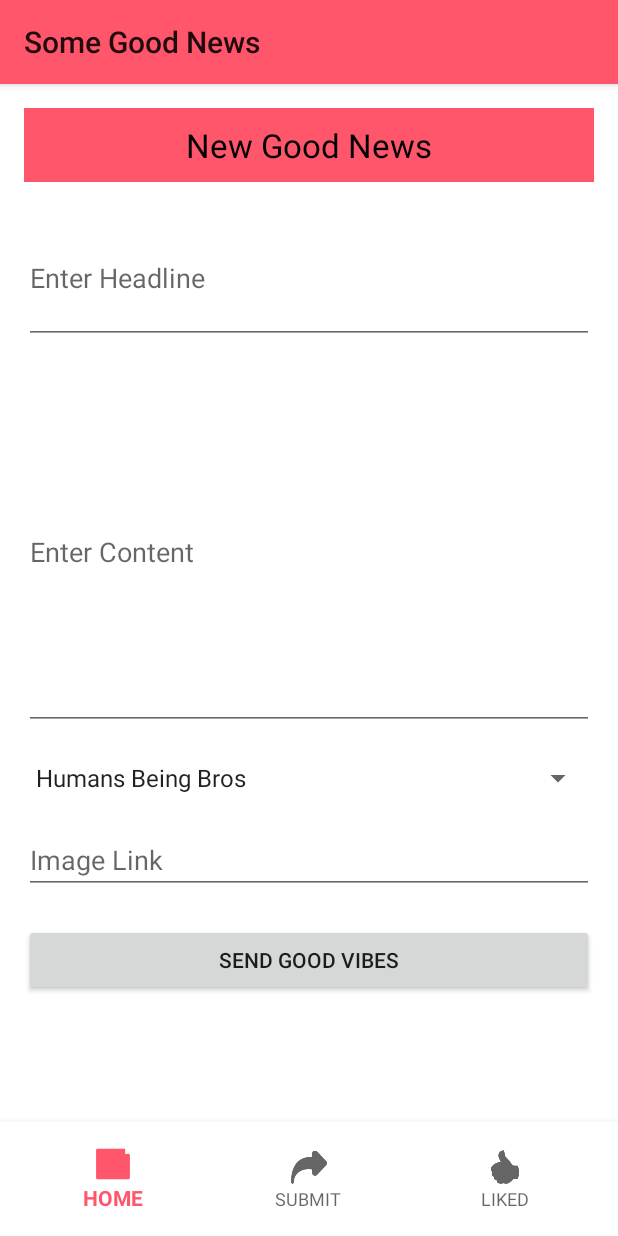
After one commit to rajoshich/SomeGoodNews, an Android app: the fragment SubmitNewsFragment placed in its activity, on a phone screen of 412 x 824 dp. The commit adds this screen. Run offline under Robolectric (Android 15) with nearby library versions, the phone set to English and light mode, and no system bars; our stand-ins replace Firebase (no records; nobody signed in at launch, a user with empty details on screens opened directly), Picasso; libraries missing offline, so code that uses them is left out: com.firebase.ui; pictures from the network do not load; 2 statements that could not run were skipped.

Commit message:
submitting news works

```diff
--- a/app/src/main/java/com/example/somegoodnews/Fragments/CategoryFragment.kt
+++ b/app/src/main/java/com/example/somegoodnews/Fragments/CategoryFragment.kt
@@ -53,7 +53,7 @@ class CategoryFragment : Fragment() {
         category3.setOnClickListener {
             val fragment = CategoryListFragment()
             val args = Bundle()
-            args.putString("CATEGORY", "Covid-19")
+            args.putString("CATEGORY", "COVID-19")
             fragment.arguments = args
 
             val fragmentManager: FragmentManager = activity!!.supportFragmentManager
--- /dev/null
+++ b/app/src/main/java/com/example/somegoodnews/Fragments/SubmitNewsFragment.kt
@@ -0,0 +1,64 @@
+package com.example.somegoodnews.Fragments
+
+import android.os.Build
+import android.os.Bundle
+import androidx.fragment.app.Fragment
+import android.view.LayoutInflater
+import android.view.View
+import android.view.ViewGroup
+import android.widget.Toast
+import androidx.annotation.RequiresApi
+import com.example.somegoodnews.Managers.NewsArticle
+
+import com.example.somegoodnews.R
+import com.example.somegoodnews.SGNApp
+import com.google.firebase.database.ktx.database
+import kotlinx.android.synthetic.main.activity_main.*
+import kotlinx.android.synthetic.main.fragment_submit_news.*
+import java.time.LocalDate
+import java.time.LocalDateTime
+
+class SubmitNewsFragment : Fragment() {
+
+    override fun onCreateView(
+        inflater: LayoutInflater, container: ViewGroup?,
+        savedInstanceState: Bundle?
+    ): View? {
+        // Inflate the layout for this fragment
+        return inflater.inflate(R.layout.fragment_submit_news, container, false)
+    }
+
+    @RequiresApi(Build.VERSION_CODES.O)
+    override fun onViewCreated(view: View, savedInstanceState: Bundle?) {
+        super.onViewCreated(view, savedInstanceState)
+        btnSubmitNews.setOnClickListener {
+            submitNews()
+        }
+    }
+
+    @RequiresApi(Build.VERSION_CODES.O)
+    private fun submitNews() {
+        var imgLink = etImgLink.text.toString()
+        if(imgLink.isEmpty()) {
+            imgLink = "https://images.pexels.com/photos/3944463/pexels-photo-3944463.jpeg?auto=compress&cs=tinysrgb&dpr=2&h=650&w=940"
+        }
+        val app = (context?.applicationContext as SGNApp)
+        val user = app.currentUser?.email.toString()
+        val newArticle = NewsArticle(
+                                    category.selectedItem.toString(),
+                                    etHeadline.text.toString(),
+                                    etContent.text.toString(),
+                                    imgLink,
+                                    LocalDate.now().toString(),
+                                    user)
+        app.dataManager.addArticle(newArticle, user)
+        Toast.makeText(context, "Good vibes sent!", Toast.LENGTH_SHORT).show()
+    }
+
+    companion object {
+        val TAG: String = "SUBMITNEWS"
+        fun getInstance(): SubmitNewsFragment {
+            return SubmitNewsFragment()
+            }
+    }
+}
--- /dev/null
+++ b/app/src/main/res/layout/fragment_submit_news.xml
@@ -0,0 +1,67 @@
+<?xml version="1.0" encoding="utf-8"?>
+<ScrollView
+    xmlns:android="http://schemas.android.com/apk/res/android"
+    android:id="@+id/ScrollView01"
+    android:layout_width="match_parent"
+    android:layout_height="match_parent"
+    android:scrollbars="vertical"
+    android:background="@color/white">
+    <LinearLayout
+        android:layout_width="match_parent"
+        android:layout_height="wrap_content"
+        android:orientation="vertical"
+        android:padding="16dp">
+
+        <!--Put form controls here-->
+        <TextView
+            android:id="@+id/TextViewTitle"
+            android:layout_width="match_parent"
+            android:layout_height="wrap_content"
+            android:text="@string/submitTitle"
+            android:textSize="10pt"
+            android:padding="10dp"
+            android:background="@color/colorPrimary"
+            android:textColor="@color/black"
+            android:textAlignment="center">
+        </TextView>
+        <EditText
+            android:id="@+id/etHeadline"
+            android:layout_height="wrap_content"
+            android:hint="@string/enter_headline"
+            android:inputType="textMultiLine"
+            android:lines="3"
+            android:layout_width="match_parent"
+            android:layout_marginTop="20dp">
+        </EditText>
+        <EditText
+            android:id="@+id/etContent"
+            android:layout_height="wrap_content"
+            android:hint="@string/enter_content"
+            android:inputType="textMultiLine"
+            android:layout_width="match_parent"
+            android:lines="10"
+            android:layout_marginTop="20dp">
+        </EditText>
+        <Spinner
+            android:id="@+id/category"
+            android:layout_height="wrap_content"
+            android:layout_width="fill_parent"
+            android:entries="@array/categoriesList"
+            android:layout_marginTop="20dp">
+        </Spinner>
+        <EditText
+            android:id="@+id/etImgLink"
+            android:layout_height="wrap_content"
+            android:hint="@string/image_link"
+            android:inputType="text"
+            android:layout_width="match_parent"
+            android:layout_marginTop="20dp"/>
+        <Button
+            android:id="@+id/btnSubmitNews"
+            android:layout_height="wrap_content"
+            android:text="@string/submitNews"
+            android:layout_width="fill_parent"
+            android:layout_marginTop="20dp">
+        </Button>
+    </LinearLayout>
+</ScrollView>
--- /dev/null
+++ b/app/src/main/res/values/arrays.xml
@@ -0,0 +1,10 @@
+<?xml version="1.0" encoding="utf-8"?>
+<resources>
+    <string-array name="categoriesList">
+        <item>@string/feedbacktype1</item>
+        <item>@string/feedbacktype2</item>
+        <item>@string/feedbacktype3</item>
+        <item>@string/feedbacktype4</item>
+        <item>@string/feedbacktype5</item>
+    </string-array>
+</resources>
--- a/app/src/main/res/values/strings.xml
+++ b/app/src/main/res/values/strings.xml
@@ -1,12 +1,9 @@
 <resources>
     <string name="app_name">Some Good News</string>
     <string name="title_activity_tabs">TabsActivity</string>
-    <string name="tab_text_1">Tab 1</string>
-    <string name="tab_text_2">Tab 2</string>
     <string name="emailpassword_status_fmt">Welcome! %1$s </string>
 
-    <!-- TODO: Remove or change this placeholder text -->
-    <string name="hello_blank_fragment">Hello blank fragment</string>
+
     <string name="signed_out">Signed Out</string>
     <string name="fake_content">Lorem ipsum dolor sit amet, consectetur adipiscing elit. Aliquam et vestibulum justo.
         Proin lacinia feugiat ante in aliquet. Aenean neque ipsum, vestibulum quis diam eget, semper pellentesque odio.
@@ -15,5 +12,16 @@
         in placerat risus semper.Nulla ultrices ornare metus, vel vulputate augue auctor vel. Sed dignissim dignissim rutrum.
         Morbi magna ex, rutrum et dolor a, gravida accumsan augue. tur.
     </string>
+
     <string name="no_liked">You have no liked articles</string>
+    <string name="feedbacktype1">Humans Being Bros</string>
+    <string name="feedbacktype2">COVID-19</string>
+    <string name="feedbacktype3">Just for laughs</string>
+    <string name="feedbacktype4">Aww</string>
+    <string name="feedbacktype5">Other</string>
+    <string name="submitTitle">New Good News</string>
+    <string name="enter_headline">Enter Headline</string>
+    <string name="enter_content">Enter Content</string>
+    <string name="image_link">Image Link</string>
+    <string name="submitNews">Send Good vibes</string>
 </resources>
```
Also changed, not shown: app/src/main/java/com/example/somegoodnews/MainActivity.kt (+4 -3 lines), app/src/main/java/com/example/somegoodnews/Managers/DataManager.kt (+32 -1 lines), app/src/main/java/com/example/somegoodnews/data.json (+7 -9 lines), app/src/main/java/com/example/somegoodnews/Managers/NewsArticle.kt (line endings or trailing spaces).
